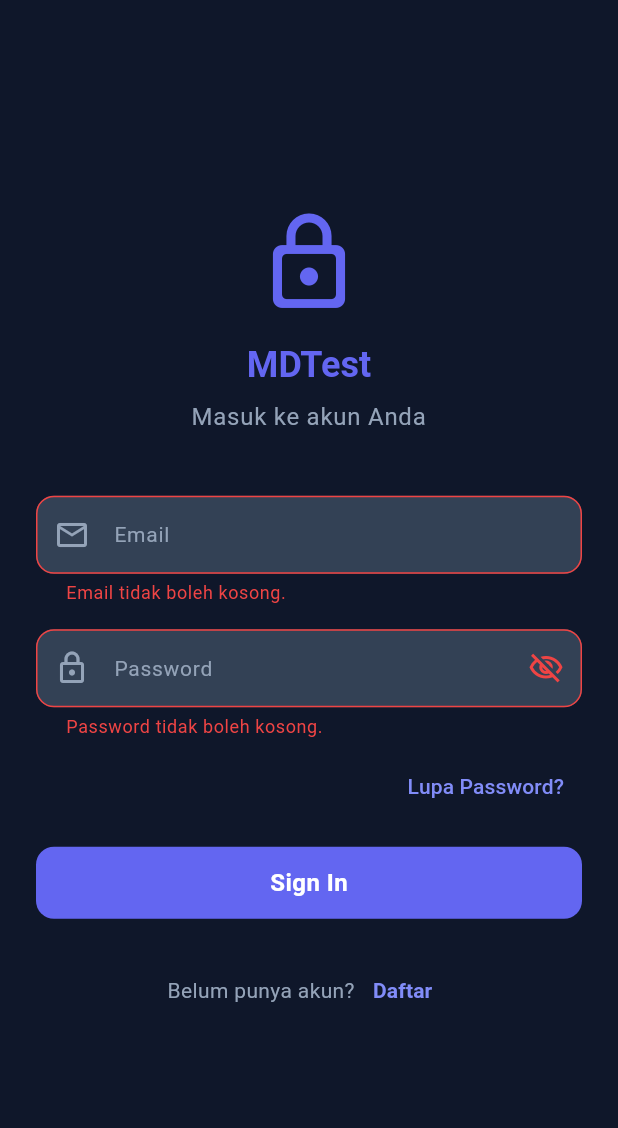
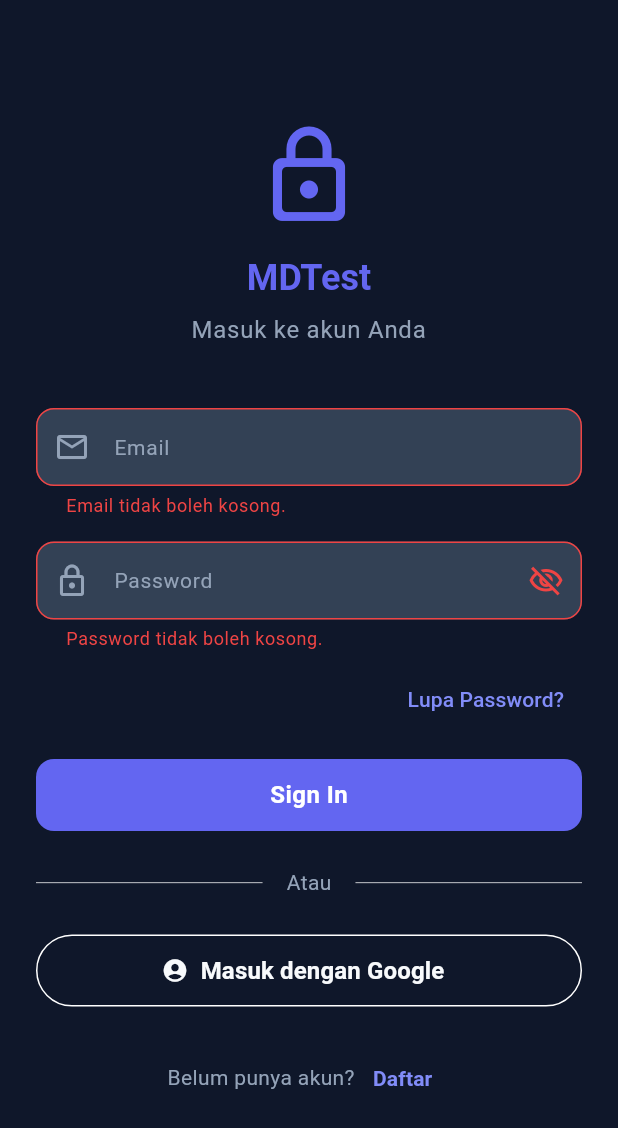
Before and after one commit to Khafidhfuadi/khafidh_mdtest, a Flutter app: the screen it shows after launch, after a tap on "Sign In", on a phone screen of 412 x 824 dp. Shown: the top 1128 px of the screen. Run offline on Flutter 3.47's test engine with Material 3 defaults, Android fonts, the phone set to English and light mode, and no system bars; our stand-ins replace cloud_firestore, firebase_auth, firebase_core, google_sign_in; accounts and stored records are empty; network calls fail.

Commit message:
feat: implement Google Sign-In integration for authentication

```diff
--- a/lib/features/auth/login/login_screen.dart
+++ b/lib/features/auth/login/login_screen.dart
@@ -38,6 +38,29 @@ class _LoginScreenState extends State<LoginScreen> {
       _emailController.text.trim(),
       _passwordController.text,
     );
+
+    if (!mounted) return;
+
+    if (success) {
+      Navigator.of(
+        context,
+      ).pushReplacement(MaterialPageRoute(builder: (_) => const HomeScreen()));
+    } else if (authProvider.errorMessage != null) {
+      ScaffoldMessenger.of(context).showSnackBar(
+        SnackBar(
+          content: Text(authProvider.errorMessage!),
+          backgroundColor: Colors.red.shade700,
+          behavior: SnackBarBehavior.floating,
+        ),
+      );
+    }
+  }
+
+  Future<void> _handleGoogleSignIn() async {
+    context.read<AuthProvider>().clearError();
+    final authProvider = context.read<AuthProvider>();
+
+    final success = await authProvider.signInWithGoogle();
 
     if (!mounted) return;
 
@@ -202,6 +225,51 @@ class _LoginScreenState extends State<LoginScreen> {
                   const SizedBox(height: 24),
 
                   Row(
+                    children: [
+                      Expanded(child: Divider(color: theme.colorScheme.outlineVariant)),
+                      Padding(
+                        padding: const EdgeInsets.symmetric(horizontal: 16),
+                        child: Text(
+                          'Atau',
+                          style: theme.textTheme.bodyMedium?.copyWith(
+                            color: theme.colorScheme.onSurfaceVariant,
+                          ),
+                        ),
+                      ),
+                      Expanded(child: Divider(color: theme.colorScheme.outlineVariant)),
+                    ],
+                  ),
+                  const SizedBox(height: 24),
+
+                  Consumer<AuthProvider>(
+                    builder: (context, auth, _) {
+                      return SizedBox(
+                        height: 48,
+                        child: OutlinedButton.icon(
+                          onPressed: auth.isLoading ? null : _handleGoogleSignIn,
+                          icon: Image.network(
+                            'https://upload.wikimedia.org/wikipedia/commons/c/c1/Google_%22G%22_logo.svg',
+                            height: 24,
+                            errorBuilder: (context, error, stackTrace) => const Icon(Icons.account_circle),
+                          ),
+                          label: const Text(
+                            'Masuk dengan Google',
+                            style: TextStyle(
+                              fontSize: 16,
+                              fontWeight: FontWeight.w600,
+                            ),
+                          ),
+                          style: OutlinedButton.styleFrom(
+                            foregroundColor: theme.colorScheme.onSurface,
+                            side: BorderSide(color: theme.colorScheme.outline),
+                          ),
+                        ),
+                      );
+                    },
+                  ),
+                  const SizedBox(height: 24),
+
+                  Row(
                     mainAxisAlignment: MainAxisAlignment.center,
                     children: [
                       Text(
--- a/pubspec.yaml
+++ b/pubspec.yaml
@@ -38,6 +38,7 @@ dependencies:
   firebase_auth: ^6.4.0
   cloud_firestore: ^6.3.0
   provider: ^6.1.5+1
+  google_sign_in: ^6.2.1
 
 dev_dependencies:
   flutter_test:
```
Also changed, not shown: lib/data/repositories/auth_repository.dart (+24 -0 lines), lib/providers/auth_provider.dart (+39 -0 lines), firebase.json, pubspec.lock, 1 other file.
